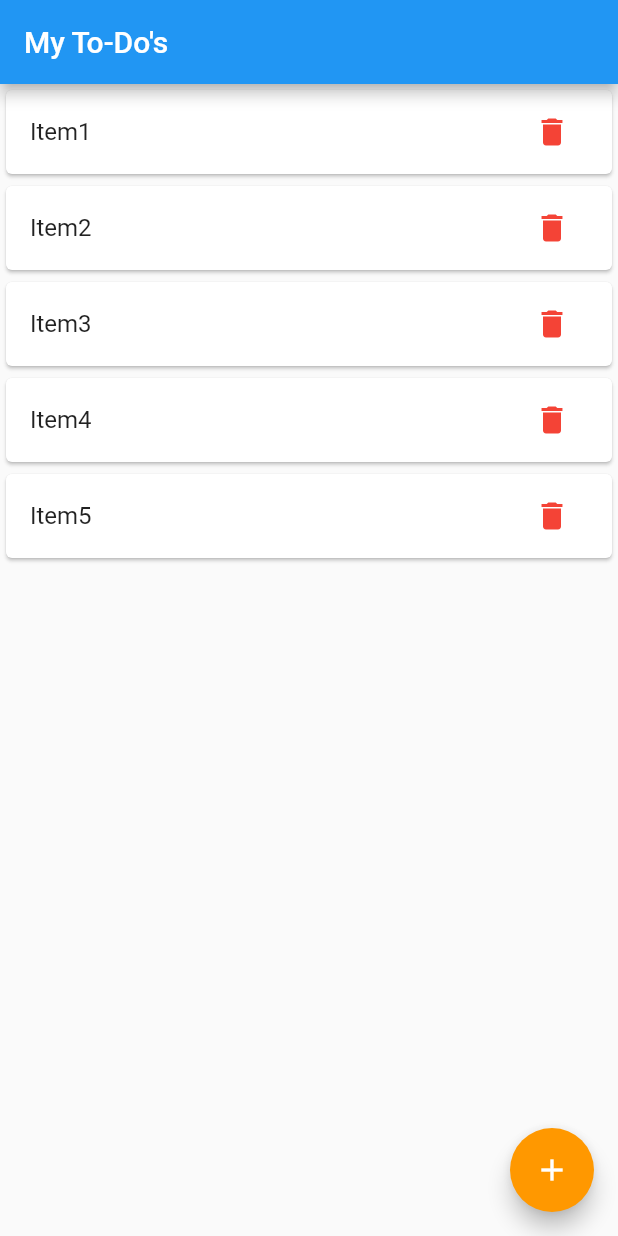
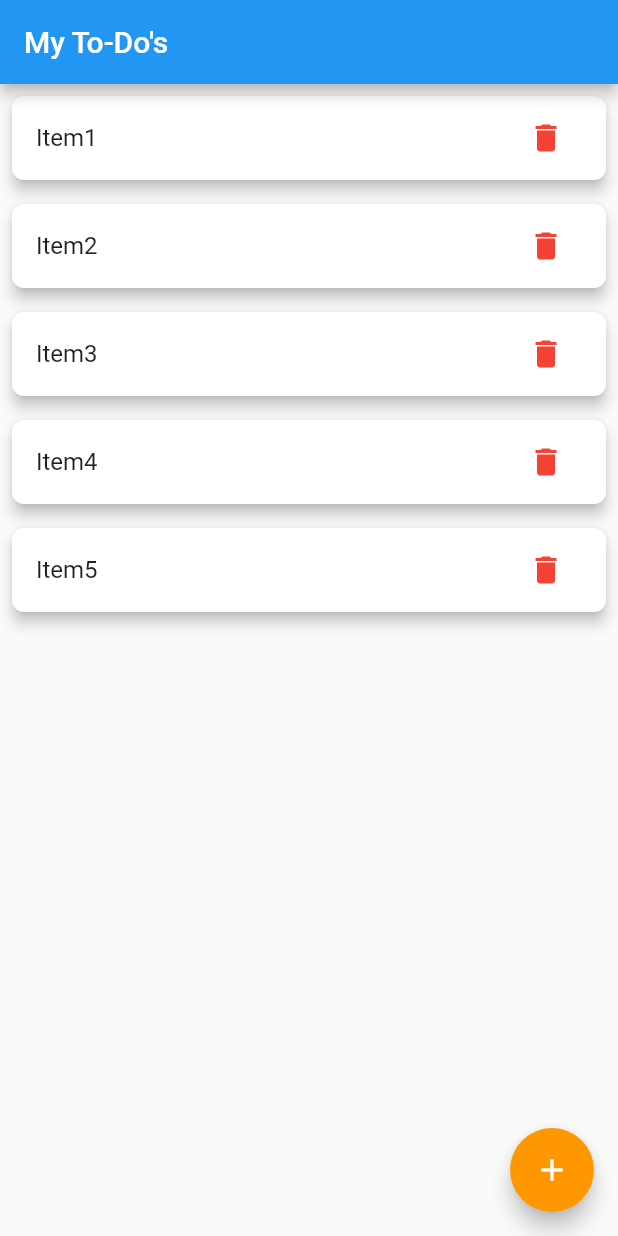
Before and after one commit to ArkaprabhaChakraborty/Todolist-Flutter, a Flutter app: the screen it shows after launch, on a phone screen of 412 x 824 dp. Run offline on Flutter 3.47's test engine with Material 2 defaults, Android fonts, the phone set to English and light mode, and no system bars.

```diff
--- a/lib/main.dart
+++ b/lib/main.dart
@@ -72,7 +72,10 @@ class _MyAppState extends State<MyApp> {
             return Dismissible(
               key: UniqueKey(),
               child: Card(
-                  child: ListTile(
+                elevation: 4,
+                margin: EdgeInsets.all(8),
+                shape:RoundedRectangleBorder(borderRadius: BorderRadius.circular(8)),
+                child: ListTile(
                 title: Text(todos[index]),
                 trailing: IconButton(
                     icon: Icon(Icons.delete, color: Colors.red),
```
Also changed, not shown: 3 other files.
